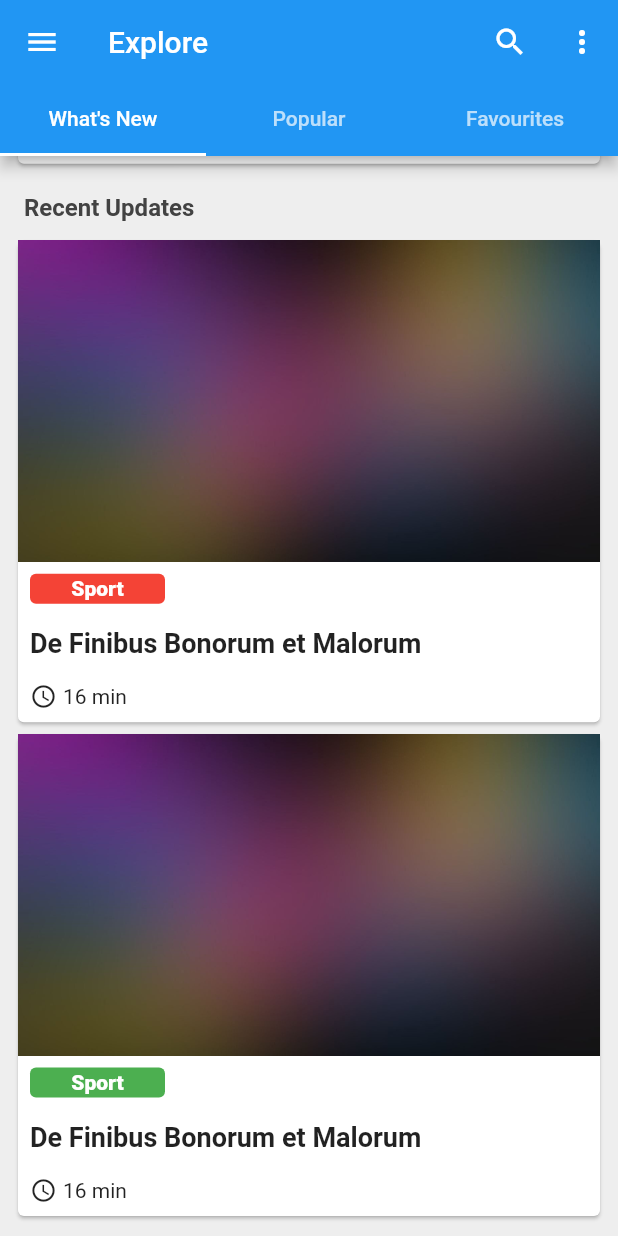
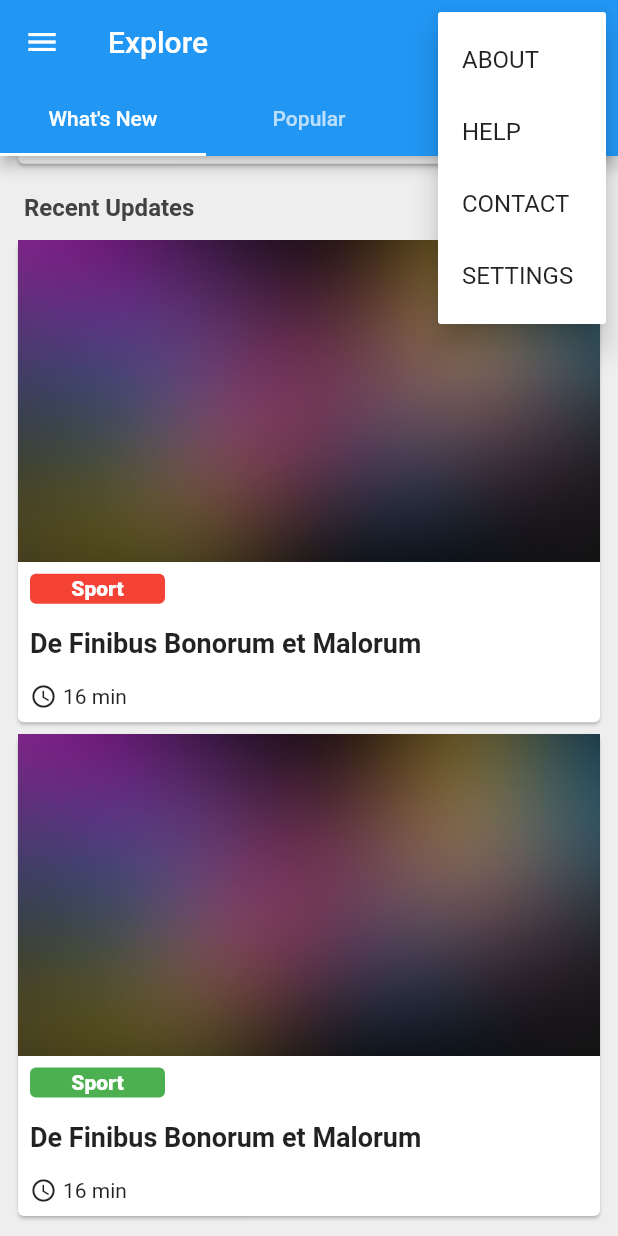
Before and after one commit to moroccan-coder/Flutter_NewsApp, a Flutter app: the HomeScreen screen opened directly, scrolled down 576 dp, after a tap on the "more vert" icon, on a phone screen of 412 x 824 dp. Run offline on Flutter 3.47's test engine with Material 2 defaults, Android fonts, the phone set to English and light mode, and no system bars; our stand-ins replace shared_preferences; missing offline and left inert: page_view_indicator; accounts and stored records are empty.

Commit message:
Adding Popup Menu inside Home Screen AppBar

```diff
--- a/lib/screens/home_screen.dart
+++ b/lib/screens/home_screen.dart
@@ -8,6 +8,8 @@ class HomeScreen extends StatefulWidget {
   @override
   _HomeScreenState createState() => _HomeScreenState();
 }
+
+enum PopoutMenu { HELP, ABOUT, CONTACT, SETTINGS }
 
 class _HomeScreenState extends State<HomeScreen>
     with SingleTickerProviderStateMixin {
@@ -21,9 +23,10 @@ class _HomeScreenState extends State<HomeScreen>
 
   @override
   void dispose() {
-   _tabController.dispose();
+    _tabController.dispose();
     super.dispose();
   }
+
   @override
   Widget build(BuildContext context) {
     return Scaffold(
@@ -35,10 +38,7 @@ class _HomeScreenState extends State<HomeScreen>
             icon: Icon(Icons.search),
             onPressed: () {},
           ),
-          IconButton(
-            icon: Icon(Icons.more_vert),
-            onPressed: () {},
-          ),
+          _PopupMenu(context),
         ],
         bottom: TabBar(
           tabs: [
@@ -69,4 +69,20 @@ class _HomeScreenState extends State<HomeScreen>
       ),
     );
   }
+
+  Widget _PopupMenu(BuildContext context) {
+    return PopupMenuButton<PopoutMenu>(
+      itemBuilder: (context) {
+        return [
+          PopupMenuItem<PopoutMenu>(value: PopoutMenu.ABOUT,child: Text("ABOUT"),),
+          PopupMenuItem<PopoutMenu>(value: PopoutMenu.HELP,child: Text("HELP"),),
+          PopupMenuItem<PopoutMenu>(value: PopoutMenu.CONTACT,child: Text("CONTACT"),),
+          PopupMenuItem<PopoutMenu>(value: PopoutMenu.SETTINGS,child: Text("SETTINGS"),),
+        ];
+      },
+      onSelected: (PopoutMenu menu) {
+//TODO :
+      },
+    );
+  }
 }
```
